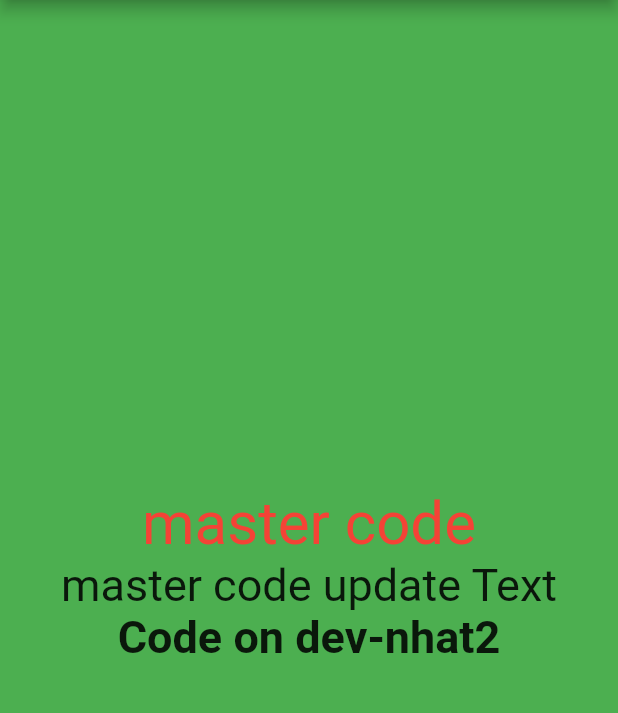
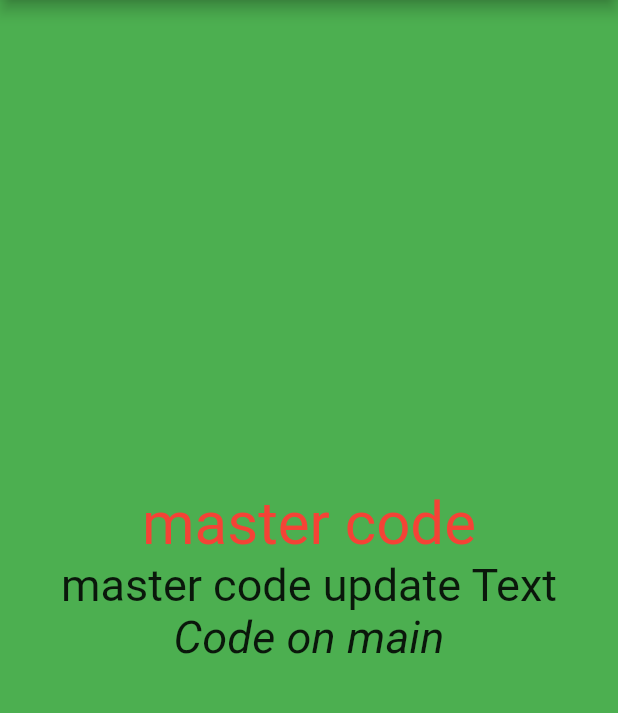
Before and after one commit to jami000/demo-git, a Flutter app: the screen it shows after launch, on a phone screen of 412 x 824 dp, the part 84-797 px from its top. Run offline on Flutter 3.47's test engine with Material 2 defaults, Android fonts, the phone set to English and light mode, and no system bars.

Commit message:
main C3'

```diff
--- a/demogit_test/lib/main.dart
+++ b/demogit_test/lib/main.dart
@@ -46,8 +46,8 @@ class _MyHomePageState extends State<MyHomePage> {
               'master code update Text', style: TextStyle(fontSize: 30),
             ),
             Text(
-              'Code on dev-nhat2',
-              style: TextStyle(fontSize: 30,fontWeight: FontWeight.bold),
+              'Code on main',
+              style: TextStyle(fontSize: 30,fontStyle: FontStyle.italic),
             ),
           ],
         ),
```
